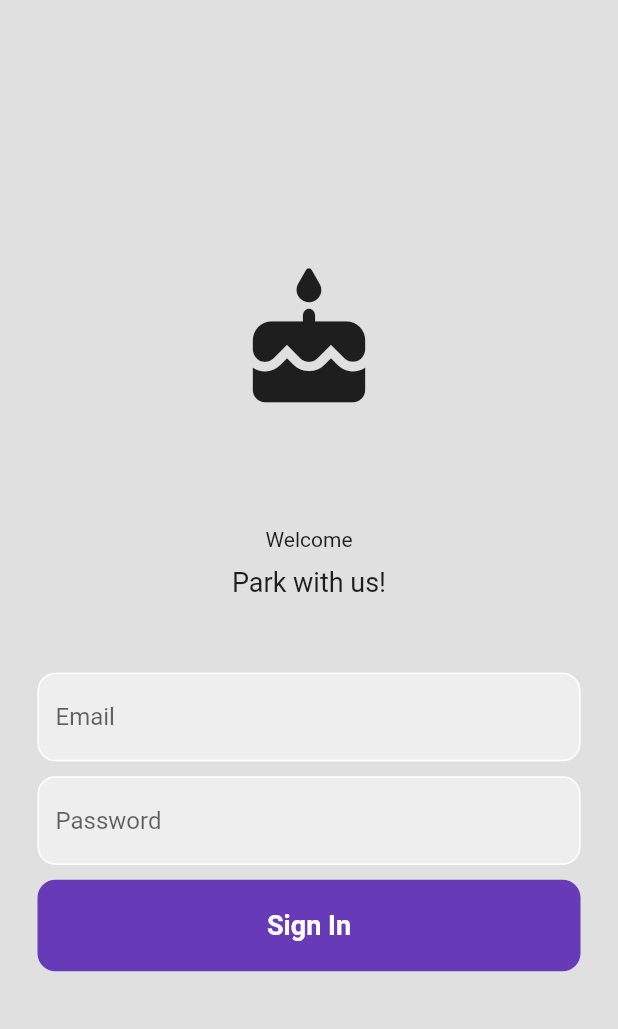
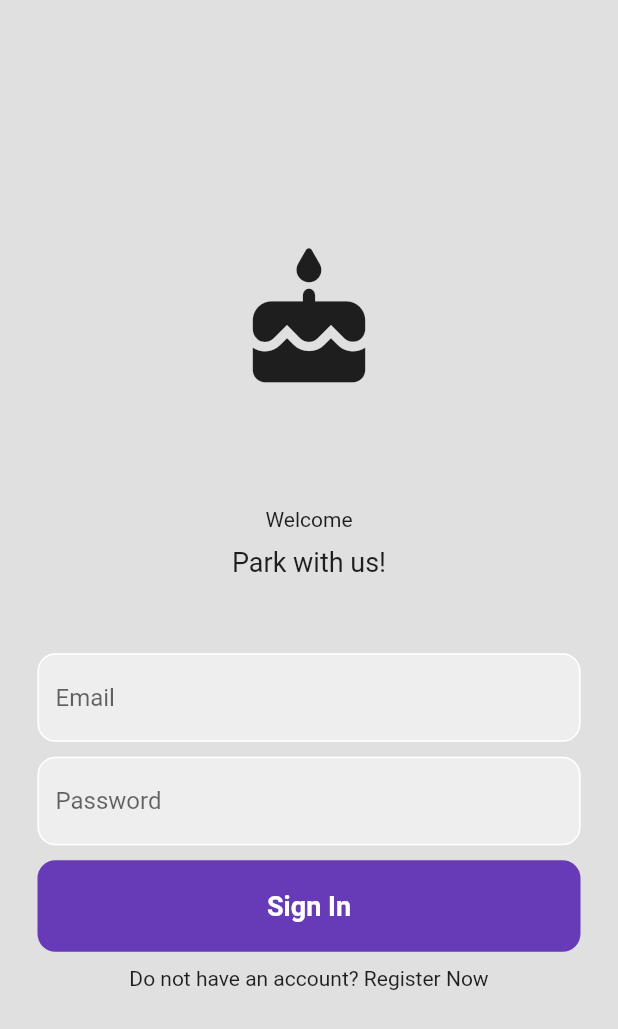
Before and after one commit to coutooo/ParkBuddy, a Flutter app: the screen it shows after launch, on a phone screen of 412 x 824 dp. Shown: the top 1029 px of the screen. Run offline on Flutter 3.47's test engine with Material 2 defaults, Android fonts, the phone set to English and light mode, and no system bars; our stand-ins replace firebase_auth, firebase_core, google_fonts; accounts and stored records are empty.

Commit message:
falta mudar imagem e criar register

```diff
--- a/parkbuddy/lib/Screens/Welcome/login_page.dart
+++ b/parkbuddy/lib/Screens/Welcome/login_page.dart
@@ -1,3 +1,4 @@
+import 'package:firebase_auth/firebase_auth.dart';
 import 'package:flutter/material.dart';
 import 'package:google_fonts/google_fonts.dart';
 
@@ -12,6 +13,13 @@ class _LoginPageState extends State<LoginPage> {
   // text controllers
   final _emailController = TextEditingController();
   final _passwordController = TextEditingController();
+
+  Future signIn() async {
+    await FirebaseAuth.instance.signInWithEmailAndPassword(
+      email: _emailController.text.trim(),
+      password: _passwordController.text.trim(),
+    );
+  }
 
   @override
   Widget build(BuildContext context) {
@@ -80,6 +88,7 @@ class _LoginPageState extends State<LoginPage> {
               Padding(
                 padding: EdgeInsets.symmetric(horizontal: 25.0),
                 child: TextField(
+                  obscureText: true,
                   controller: _passwordController,
                   decoration: InputDecoration(
                     enabledBorder: OutlineInputBorder(
@@ -99,6 +108,8 @@ class _LoginPageState extends State<LoginPage> {
               // sign in button
               Padding(
                 padding: EdgeInsets.symmetric(horizontal: 25.0),
+                child: GestureDetector(
+                  onTap: signIn,
                   child: Container(
                     padding: EdgeInsets.all(20),
                     decoration: BoxDecoration(
@@ -118,6 +129,20 @@ class _LoginPageState extends State<LoginPage> {
                       ),
                     ),
                   ),
+                ),
+              ),
+              SizedBox(
+                height: 10,
+              ),
+              Padding(
+                padding: EdgeInsets.symmetric(horizontal: 25.0),
+                child: Center(
+                  child: GestureDetector(
+                      onTap: () {
+                        print("register");
+                      },
+                      child: Text('Do not have an account? Register Now')),
+                ),
               )
             ],
           ),
```
Lines whose indentation alone changed are shown as unchanged.
